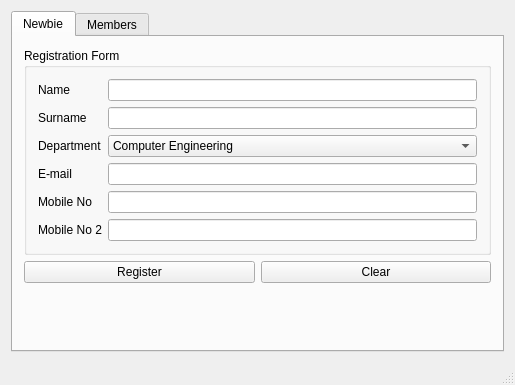
Qt form src/data/mainwindow.ui (furkantokac/Freg) before a commit.
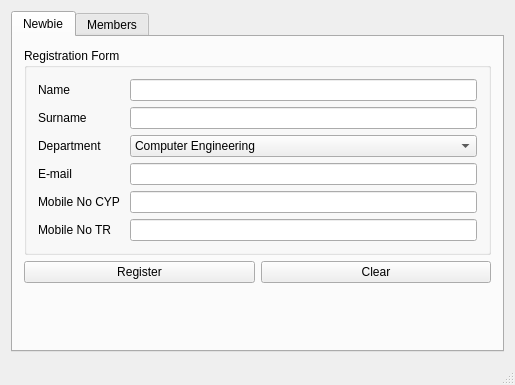
The same form after that commit. The open tabs and pages were chosen to show the change.

Diff of the .ui file:
```diff
--- a/src/data/mainwindow.ui
+++ b/src/data/mainwindow.ui
@@ -83,7 +83,7 @@
            <item row="4" column="0">
             <widget class="QLabel" name="label_5">
              <property name="text">
-              <string>Mobile No</string>
+              <string>Mobile No CYP </string>
              </property>
              <property name="alignment">
               <set>Qt::AlignLeading|Qt::AlignLeft|Qt::AlignVCenter</set>
@@ -93,7 +93,7 @@
            <item row="5" column="0">
             <widget class="QLabel" name="label_6">
              <property name="text">
-              <string>Mobile No 2</string>
+              <string>Mobile No TR</string>
              </property>
              <property name="alignment">
               <set>Qt::AlignLeading|Qt::AlignLeft|Qt::AlignVCenter</set>
```
Left out of the diff: 6 changed lines with no effect on the pictures.
